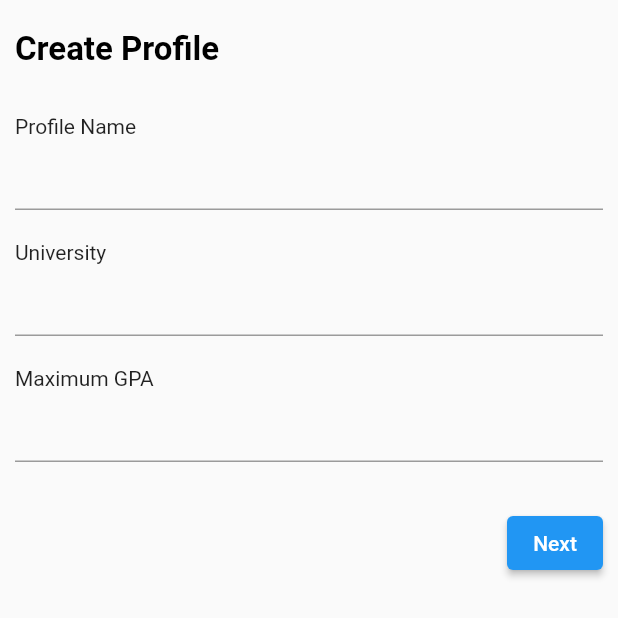
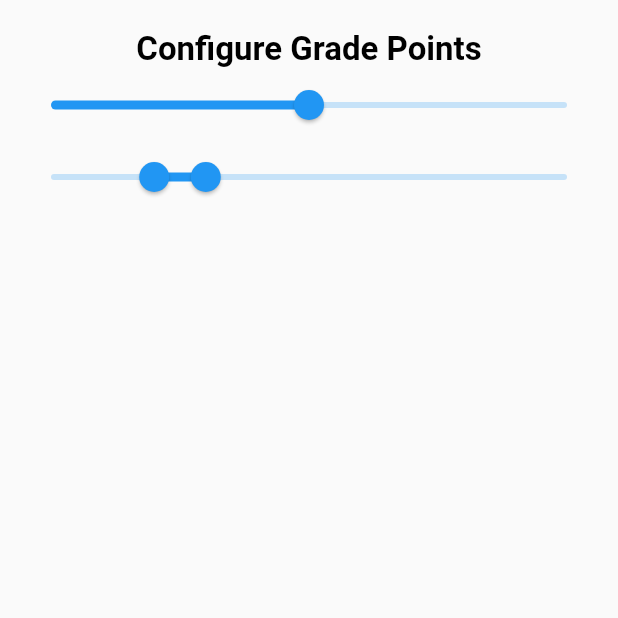
Before and after one commit to pasinduChinthana/gpa_calculator, a Flutter app: the CreateProfileScreen screen opened directly, after a tap on "Next", on a phone screen of 412 x 824 dp, the top half of it. Run offline on Flutter 3.47's test engine with Material 2 defaults, Android fonts, the phone set to English and light mode, and no system bars.

Commit message:
configure Grade Points screen

```diff
--- /dev/null
+++ b/lib/screens/configure_grade_points_screen.dart
@@ -0,0 +1,41 @@
+import 'package:flutter/cupertino.dart';
+import 'package:flutter/material.dart';
+
+class ConfigureGradePointsScreen extends StatefulWidget {
+  const ConfigureGradePointsScreen({Key? key}) : super(key: key);
+
+  @override
+  _ConfigureGradePointsScreenState createState() => _ConfigureGradePointsScreenState();
+}
+
+class _ConfigureGradePointsScreenState extends State<ConfigureGradePointsScreen> {
+  @override
+  Widget build(BuildContext context) {
+    return SafeArea(
+        child: Scaffold(
+          body: SingleChildScrollView(
+            padding: const EdgeInsets.symmetric(vertical: 20, horizontal: 10),
+            child: Column(
+              children: [
+                Text('Configure Grade Points', style: Theme.of(context).textTheme.headline1,),
+                Slider(
+                    value: 5,
+                    max: 10,
+                    min: 0,
+                    onChanged: (value){
+                }),
+                RangeSlider(
+
+                    min: 0,
+                    max: 10,
+                    values: const RangeValues(2, 3),
+                    onChanged: (values){
+
+                })
+              ],
+            ),
+          ),
+        )
+    );
+  }
+}
--- a/lib/screens/create_profile_screen.dart
+++ b/lib/screens/create_profile_screen.dart
@@ -1,5 +1,6 @@
 import 'package:flutter/cupertino.dart';
 import 'package:flutter/material.dart';
+import 'package:gpa_calculator/screens/configure_grade_points_screen.dart';
 
 class CreateProfileScreen extends StatefulWidget {
   const CreateProfileScreen({Key? key}) : super(key: key);
@@ -59,7 +60,10 @@ class _CreateProfileScreenState extends State<CreateProfileScreen> {
                     alignment: Alignment.centerRight,
                     child: ElevatedButton(
                       onPressed: (){
-
+                        Navigator.push(
+                          context,
+                          MaterialPageRoute(builder: (context) => const ConfigureGradePointsScreen()),
+                        );
                       },
                       child: const Text('Next')
                     ),
```
